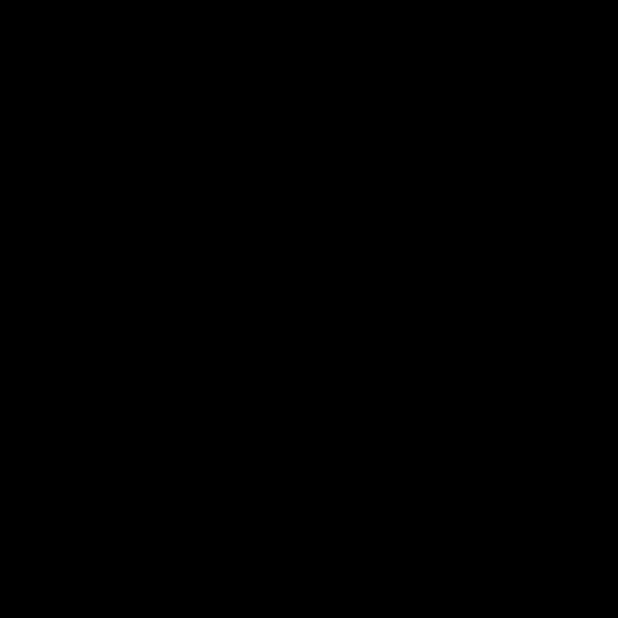
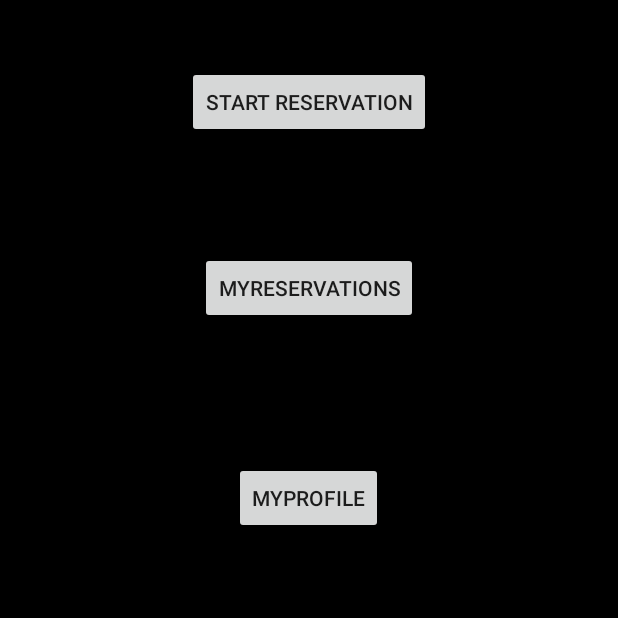
Before and after one commit to JunshuaiFeng/Hackathon2017, an Android app: the HomeActivity screen opened directly, with no data from a screen before it, on a phone screen of 412 x 824 dp, the top half of it. Before the commit the part shown is empty. Run offline under Robolectric (Android 15) with nearby library versions, the phone set to English and light mode, and no system bars.

Commit message:
Login, Register and Home Activities

```diff
--- a/app/src/main/java/com/hertzdonut/hackathon2017/HomeActivity.java
+++ b/app/src/main/java/com/hertzdonut/hackathon2017/HomeActivity.java
@@ -2,6 +2,7 @@ package com.hertzdonut.hackathon2017;
 
 import android.support.v7.app.AppCompatActivity;
 import android.os.Bundle;
+import android.view.View;
 
 public class HomeActivity extends AppCompatActivity {
 
@@ -13,4 +14,19 @@ public class HomeActivity extends AppCompatActivity {
 
 
     }
+
+    // Method called when Start Reservation button is clicked
+    public void startReservation(View v) {
+
+    }
+
+    // Method called when My Reservation buttons is clicked
+    public void myReservations(View v) {
+
+    }
+
+    // Method called when My Profile button is clicked
+    public void myProfile(View v) {
+
+    }
 }
--- a/app/src/main/res/layout/activity_home.xml
+++ b/app/src/main/res/layout/activity_home.xml
@@ -7,5 +7,33 @@
     android:background="#000000">
 
 
+    <Button
+        android:id="@+id/btnStartReservation"
+        android:layout_width="wrap_content"
+        android:layout_height="wrap_content"
+        android:layout_marginTop="44dp"
+        android:text="Start Reservation"
+        android:layout_alignParentTop="true"
+        android:layout_centerHorizontal="true"
+        android:onClick="startReservation" />
 
+    <Button
+        android:id="@+id/btnMyReservations"
+        android:layout_width="wrap_content"
+        android:layout_height="wrap_content"
+        android:layout_marginTop="76dp"
+        android:text="MyReservations"
+        android:layout_below="@+id/btnStartReservation"
+        android:layout_centerHorizontal="true"
+        android:onClick="myReservations"/>
+
+    <Button
+        android:id="@+id/btnMyProfile"
+        android:layout_width="wrap_content"
+        android:layout_height="wrap_content"
+        android:layout_marginTop="92dp"
+        android:text="MyProfile"
+        android:layout_below="@+id/btnMyReservations"
+        android:layout_centerHorizontal="true"
+        android:onClick="myProfile"/>
 </RelativeLayout>
--- a/app/src/main/res/layout/activity_register.xml
+++ b/app/src/main/res/layout/activity_register.xml
@@ -81,7 +81,8 @@
         android:layout_marginStart="61dp"
         android:layout_marginTop="40dp"
         android:background="#FFFFFF"
-        android:text="Submit" />
+        android:text="Submit"
+        android:onClick="submit"/>
 
     <Button
         android:id="@+id/btnCancel"
@@ -91,7 +92,8 @@
         android:layout_alignTop="@+id/btnSubmit"
         android:layout_marginEnd="66dp"
         android:background="#FFFFFF"
-        android:text="Cancel" />
+        android:text="Cancel"
+        android:onClick="cancel"/>
 
 
 </RelativeLayout>
```
